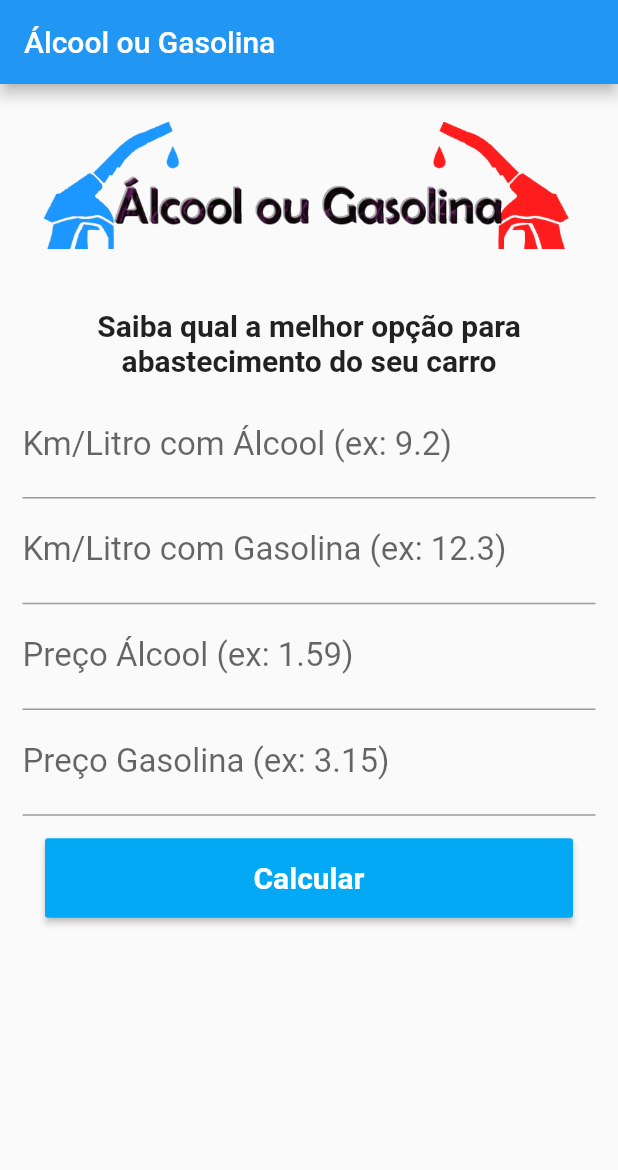
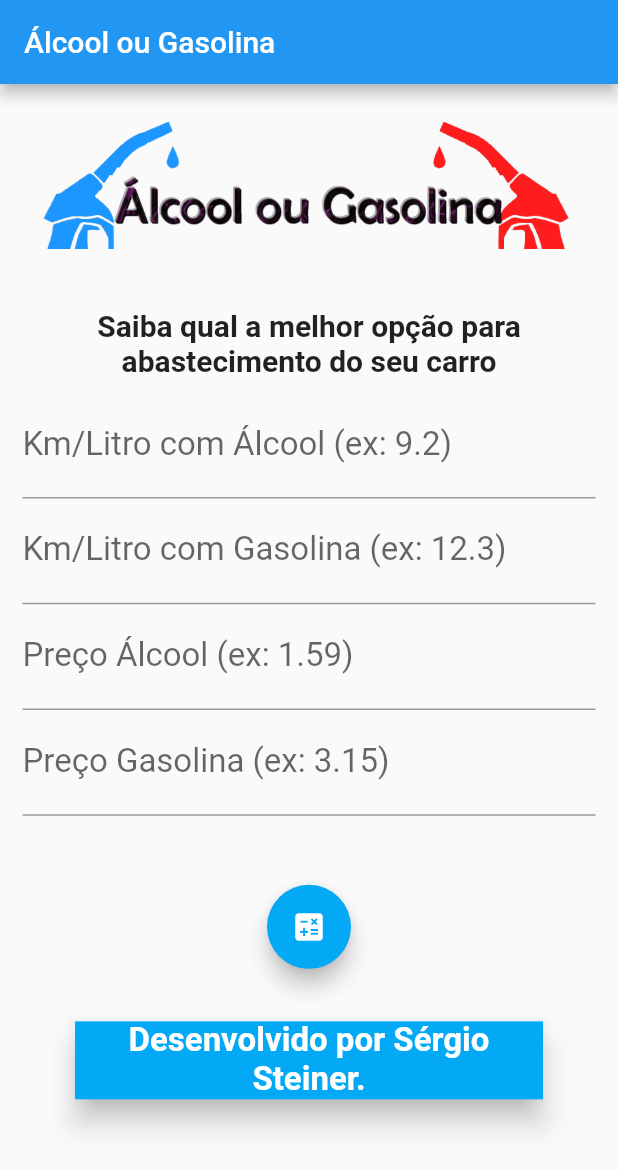
Before and after one commit to seerjo0/alcoolougasolina, a Flutter app: the screen it shows after launch, on a phone screen of 412 x 824 dp. Shown: the top 1170 px of the screen. Run offline on Flutter 3.47's test engine with Material 2 defaults, Android fonts, the phone set to English and light mode, and no system bars.

Commit message:
v. 1.5
• Mudança de botão "Calcular"
• Banner de Debug Removido

```diff
--- a/lib/Home.dart
+++ b/lib/Home.dart
@@ -105,7 +105,7 @@ class _HomeState extends State<Home> {
                   },
                   controller: _controllerGasolina,
                 ),
-                Padding(
+                /*Padding(
                     padding: EdgeInsets.all(15),
                     child: RaisedButton(
                         padding: EdgeInsets.all(15),
@@ -118,12 +118,33 @@ class _HomeState extends State<Home> {
                           ),
                         ),
                         color: Colors.lightBlue,
-                        onPressed: _calcularAbastecimento)),
+                        onPressed: _calcularAbastecimento)),*/
                 Padding(
                   padding: EdgeInsets.only(top: 20),
                   child: Text(
                     _textoResultado,
                     style: TextStyle(fontSize: 22, fontWeight: FontWeight.bold),
+                    textAlign: TextAlign.center,
+                  ),
+                ),
+                FloatingActionButton(
+                  tooltip: "Calcular",
+                  onPressed: _calcularAbastecimento,
+                  backgroundColor: Colors.lightBlue,
+                  child: const Icon(Icons.calculate),
+                ),
+                Padding(
+                  padding: EdgeInsets.all(35),
+                  child: BottomAppBar(
+                    child: Text(
+                      "Desenvolvido por Sérgio Steiner.",
+                      textAlign: TextAlign.center,
+                      style: TextStyle(
+                          fontWeight: FontWeight.bold,
+                          fontSize: 22,
+                          color: Colors.white),
+                    ),
+                    color: Colors.lightBlue,
                   ),
                 )
               ],
--- a/lib/main.dart
+++ b/lib/main.dart
@@ -3,6 +3,7 @@ import 'Home.dart';
 
 void main() {
   runApp(MaterialApp(
+    debugShowCheckedModeBanner: false,
     home: Home(),
   ));
 }
```
